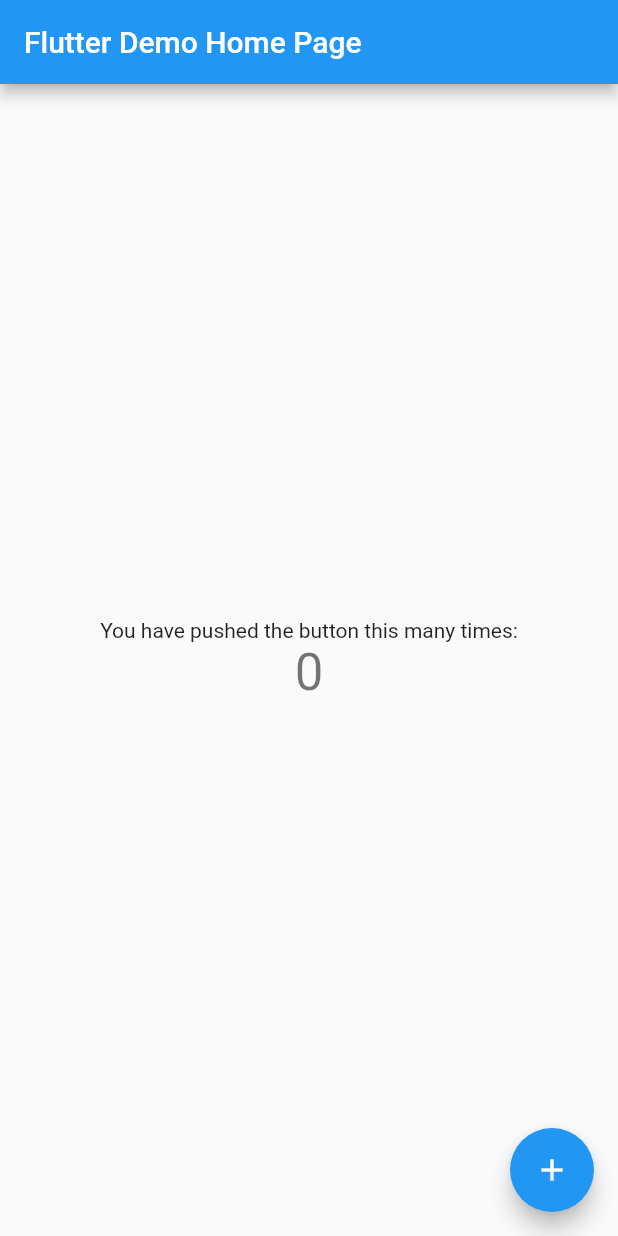
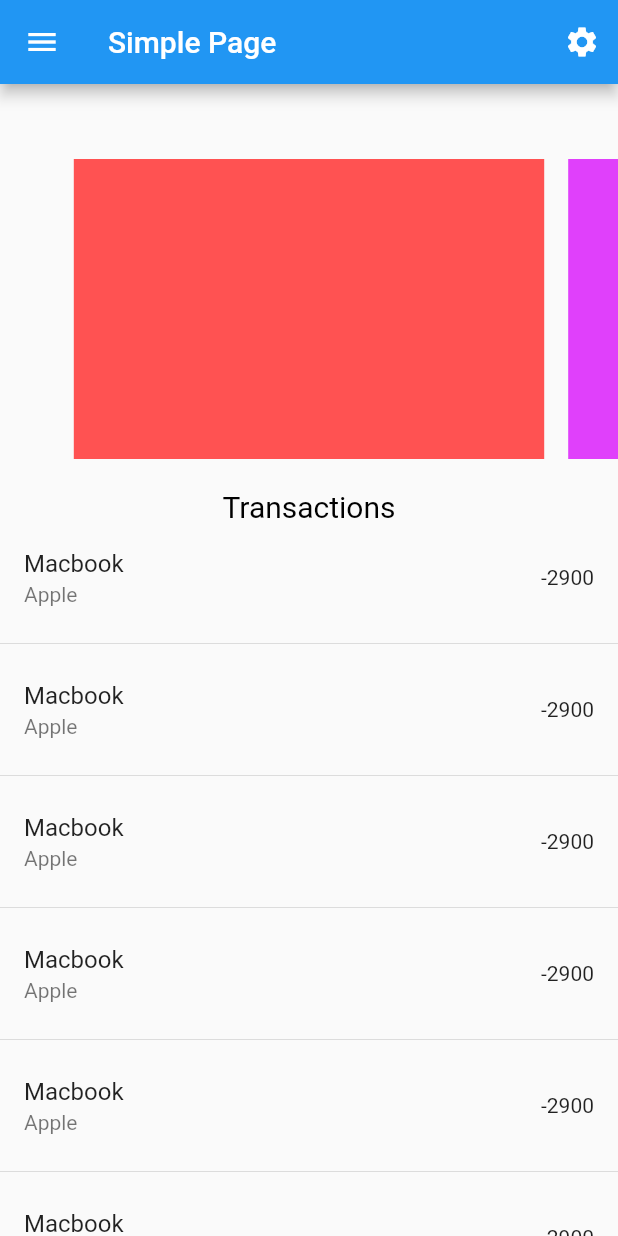
Before and after one commit to mnurtay/flutter-custom-sidebar, a Flutter app: the screen it shows after launch, on a phone screen of 412 x 824 dp. Run offline on Flutter 3.47's test engine with Material 2 defaults, Android fonts, the phone set to English and light mode, and no system bars.

Commit message:
Alpha version

```diff
--- /dev/null
+++ b/lib/dashboard.dart
@@ -0,0 +1,115 @@
+import 'package:custom_sidebar/simple_page.dart';
+import 'package:flutter/material.dart';
+
+class Dashboard extends StatefulWidget {
+  @override
+  _DashboardState createState() => _DashboardState();
+}
+
+class _DashboardState extends State<Dashboard>
+    with SingleTickerProviderStateMixin {
+  bool isCollapsed = true;
+  double screenWidth, screenHeight;
+  final Duration duration = const Duration(milliseconds: 300);
+  AnimationController _controller;
+  Animation<double> _scaleAnimation;
+  Animation<double> _menuScaleAnimation;
+  Animation<Offset> _slideAnimation;
+
+  @override
+  void initState() {
+    super.initState();
+    _controller = AnimationController(vsync: this, duration: duration);
+    _scaleAnimation = Tween<double>(begin: 1, end: 0.8).animate(_controller);
+    _menuScaleAnimation =
+        Tween<double>(begin: 0.5, end: 1).animate(_controller);
+    _slideAnimation = Tween<Offset>(begin: Offset(-1, 0), end: Offset(0, 0))
+        .animate(_controller);
+  }
+
+  @override
+  void dispose() {
+    _controller.dispose();
+    super.dispose();
+  }
+
+  @override
+  Widget build(BuildContext context) {
+    Size size = MediaQuery.of(context).size;
+    screenHeight = size.height;
+    screenWidth = size.width;
+
+    return Scaffold(
+      backgroundColor: Color(0xFF4A4A58),
+      body: Stack(
+        children: <Widget>[
+          buildMenuBody(),
+          buildDashboard(),
+        ],
+      ),
+    );
+  }
+
+  Widget buildDashboard() {
+    return AnimatedPositioned(
+      duration: duration,
+      top: 0,
+      bottom: 0,
+      left: isCollapsed ? 0 : 0.6 * screenWidth,
+      right: isCollapsed ? 0 : -0.2 * screenWidth,
+      child: ScaleTransition(
+        scale: _scaleAnimation,
+        child: Material(
+          animationDuration: duration,
+          borderRadius: BorderRadius.all(Radius.circular(40)),
+          elevation: 8,
+          child: SimplePage(
+            onPressMenu: () {
+              setState(() {
+                if (isCollapsed)
+                  _controller.forward();
+                else
+                  _controller.reverse();
+
+                isCollapsed = !isCollapsed;
+              });
+            },
+          ),
+        ),
+      ),
+    );
+  }
+
+  Widget buildMenuBody() {
+    return SlideTransition(
+      position: _slideAnimation,
+      child: ScaleTransition(
+        scale: _menuScaleAnimation,
+        child: Container(
+          alignment: Alignment.centerLeft,
+          padding: EdgeInsets.only(left: 16),
+          child: Column(
+            mainAxisSize: MainAxisSize.min,
+            crossAxisAlignment: CrossAxisAlignment.start,
+            mainAxisAlignment: MainAxisAlignment.spaceAround,
+            children: <Widget>[
+              buildMenuItems('Dashboard'),
+              SizedBox(height: 10),
+              buildMenuItems('Messages'),
+              SizedBox(height: 10),
+              buildMenuItems('Utility Bills'),
+              SizedBox(height: 10),
+              buildMenuItems('Funds Transfer'),
+              SizedBox(height: 10),
+              buildMenuItems('Branches'),
+            ],
+          ),
+        ),
+      ),
+    );
+  }
+
+  Widget buildMenuItems(String name) {
+    return Text(name, style: TextStyle(color: Colors.white, fontSize: 22));
+  }
+}
--- a/lib/main.dart
+++ b/lib/main.dart
@@ -1,111 +1,14 @@
+import 'package:custom_sidebar/dashboard.dart';
 import 'package:flutter/material.dart';
 
 void main() => runApp(MyApp());
 
 class MyApp extends StatelessWidget {
-  // This widget is the root of your application.
   @override
   Widget build(BuildContext context) {
     return MaterialApp(
-      title: 'Flutter Demo',
-      theme: ThemeData(
-        // This is the theme of your application.
-        //
-        // Try running your application with "flutter run". You'll see the
-        // application has a blue toolbar. Then, without quitting the app, try
-        // changing the primarySwatch below to Colors.green and then invoke
-        // "hot reload" (press "r" in the console where you ran "flutter run",
-        // or simply save your changes to "hot reload" in a Flutter IDE).
-        // Notice that the counter didn't reset back to zero; the application
-        // is not restarted.
-        primarySwatch: Colors.blue,
-      ),
-      home: MyHomePage(title: 'Flutter Demo Home Page'),
+      debugShowCheckedModeBanner: false,
+      home: Dashboard(),
     );
   }
 }
-
-class MyHomePage extends StatefulWidget {
-  MyHomePage({Key key, this.title}) : super(key: key);
-
-  // This widget is the home page of your application. It is stateful, meaning
-  // that it has a State object (defined below) that contains fields that affect
-  // how it looks.
-
-  // This class is the configuration for the state. It holds the values (in this
-  // case the title) provided by the parent (in this case the App widget) and
-  // used by the build method of the State. Fields in a Widget subclass are
-  // always marked "final".
-
-  final String title;
-
-  @override
-  _MyHomePageState createState() => _MyHomePageState();
-}
-
-class _MyHomePageState extends State<MyHomePage> {
-  int _counter = 0;
-
-  void _incrementCounter() {
-    setState(() {
-      // This call to setState tells the Flutter framework that something has
-      // changed in this State, which causes it to rerun the build method below
-      // so that the display can reflect the updated values. If we changed
-      // _counter without calling setState(), then the build method would not be
-      // called again, and so nothing would appear to happen.
-      _counter++;
-    });
-  }
-
-  @override
-  Widget build(BuildContext context) {
-    // This method is rerun every time setState is called, for instance as done
-    // by the _incrementCounter method above.
-    //
-    // The Flutter framework has been optimized to make rerunning build methods
-    // fast, so that you can just rebuild anything that needs updating rather
-    // than having to individually change instances of widgets.
-    return Scaffold(
-      appBar: AppBar(
-        // Here we take the value from the MyHomePage object that was created by
-        // the App.build method, and use it to set our appbar title.
-        title: Text(widget.title),
-      ),
-      body: Center(
-        // Center is a layout widget. It takes a single child and positions it
-        // in the middle of the parent.
-        child: Column(
-          // Column is also a layout widget. It takes a list of children and
-          // arranges them vertically. By default, it sizes itself to fit its
-          // children horizontally, and tries to be as tall as its parent.
-          //
-          // Invoke "debug painting" (press "p" in the console, choose the
-          // "Toggle Debug Paint" action from the Flutter Inspector in Android
-          // Studio, or the "Toggle Debug Paint" command in Visual Studio Code)
-          // to see the wireframe for each widget.
-          //
-          // Column has various properties to control how it sizes itself and
-          // how it positions its children. Here we use mainAxisAlignment to
-          // center the children vertically; the main axis here is the vertical
-          // axis because Columns are vertical (the cross axis would be
-          // horizontal).
-          mainAxisAlignment: MainAxisAlignment.center,
-          children: <Widget>[
-            Text(
-              'You have pushed the button this many times:',
-            ),
-            Text(
-              '$_counter',
-              style: Theme.of(context).textTheme.display1,
-            ),
-          ],
-        ),
-      ),
-      floatingActionButton: FloatingActionButton(
-        onPressed: _incrementCounter,
-        tooltip: 'Increment',
-        child: Icon(Icons.add),
-      ), // This trailing comma makes auto-formatting nicer for build methods.
-    );
-  }
-}
--- /dev/null
+++ b/lib/simple_page.dart
@@ -0,0 +1,84 @@
+import 'package:flutter/material.dart';
+
+class SimplePage extends StatefulWidget {
+  final Function onPressMenu;
+  const SimplePage({Key key, @required this.onPressMenu}) : super(key: key);
+  @override
+  _SimplePageState createState() => _SimplePageState();
+}
+
+class _SimplePageState extends State<SimplePage> {
+  @override
+  Widget build(BuildContext context) {
+    return Scaffold(
+      appBar: buildAppBar(),
+      body: SingleChildScrollView(
+        child: Container(
+          padding: EdgeInsets.symmetric(),
+          child: Column(
+            children: <Widget>[
+              SizedBox(height: 50),
+              Container(
+                height: 200,
+                child: PageView(
+                  controller: PageController(viewportFraction: 0.8),
+                  scrollDirection: Axis.horizontal,
+                  pageSnapping: true,
+                  children: <Widget>[
+                    Container(
+                      margin: const EdgeInsets.symmetric(horizontal: 8),
+                      color: Colors.redAccent,
+                      width: 100,
+                    ),
+                    Container(
+                      margin: const EdgeInsets.symmetric(horizontal: 8),
+                      color: Colors.purpleAccent,
+                      width: 100,
+                    ),
+                    Container(
+                      margin: const EdgeInsets.symmetric(horizontal: 8),
+                      color: Colors.orangeAccent,
+                      width: 100,
+                    ),
+                  ],
+                ),
+              ),
+              SizedBox(height: 20),
+              Text("Transactions",
+                  style: TextStyle(color: Colors.black, fontSize: 20)),
+              ListView.separated(
+                  shrinkWrap: true,
+                  itemBuilder: (context, index) {
+                    return ListTile(
+                      title: Text("Macbook"),
+                      subtitle: Text("Apple"),
+                      trailing: Text("-2900"),
+                    );
+                  },
+                  separatorBuilder: (context, index) {
+                    return Divider(height: 16);
+                  },
+                  itemCount: 10)
+            ],
+          ),
+        ),
+      ),
+    );
+  }
+
+  Widget buildAppBar() {
+    return AppBar(
+      leading: IconButton(
+        onPressed: widget.onPressMenu,
+        icon: Icon(Icons.menu),
+      ),
+      title: Text("Simple Page"),
+      actions: <Widget>[
+        IconButton(
+          onPressed: () {},
+          icon: Icon(Icons.settings),
+        ),
+      ],
+    );
+  }
+}
```
Also changed, not shown: 1 other file.
